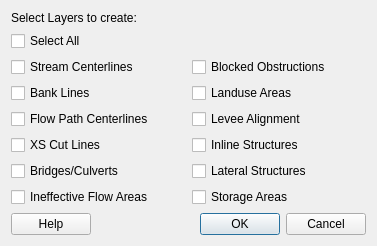
This is rivergis/ui/ui_rasCreateRASLayers.ui in erpas/rgis as Qt 5 draws it before an edit. The edited form follows.
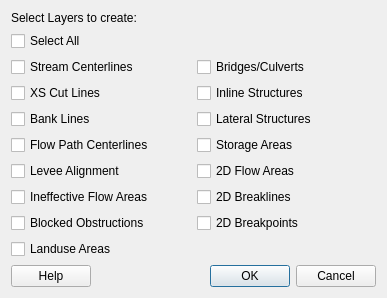
This is the edited form.

Diff of the .ui file:
```diff
--- a/rivergis/ui/ui_rasCreateRASLayers.ui
+++ b/rivergis/ui/ui_rasCreateRASLayers.ui
@@ -6,8 +6,8 @@
    <rect>
     <x>0</x>
     <y>0</y>
-    <width>377</width>
-    <height>232</height>
+    <width>387</width>
+    <height>280</height>
    </rect>
   </property>
   <property name="windowTitle">
@@ -16,80 +16,59 @@
   <layout class="QGridLayout" name="gridLayout">
    <item row="2" column="0">
     <layout class="QGridLayout" name="gridLayout_2">
-     <item row="8" column="0">
-      <widget class="QCheckBox" name="ineffectiveChbox">
+     <item row="10" column="0">
+      <widget class="QCheckBox" name="landuseChbox">
        <property name="text">
-        <string>Ineffective Flow Areas</string>
-       </property>
-      </widget>
-     </item>
-     <item row="6" column="1">
-      <widget class="QCheckBox" name="inlineStructChbox">
-       <property name="text">
-        <string>Inline Structures</string>
-       </property>
-      </widget>
-     </item>
-     <item row="10" column="1">
-      <widget class="QDialogButtonBox" name="buttonBox">
-       <property name="standardButtons">
-        <set>QDialogButtonBox::Cancel|QDialogButtonBox::Ok</set>
-       </property>
-      </widget>
-     </item>
-     <item row="5" column="1">
-      <widget class="QCheckBox" name="leveeChbox">
-       <property name="text">
-        <string>Levee Alignment</string>
+        <string>Landuse Areas</string>
        </property>
       </widget>
      </item>
      <item row="3" column="1">
+      <widget class="QCheckBox" name="bridgesChbox">
+       <property name="text">
+        <string>Bridges/Culverts</string>
+       </property>
+      </widget>
+     </item>
+     <item row="9" column="0">
       <widget class="QCheckBox" name="blockedChbox">
        <property name="text">
         <string>Blocked Obstructions</string>
        </property>
       </widget>
      </item>
-     <item row="4" column="1">
-      <widget class="QCheckBox" name="landuseChbox">
-       <property name="text">
-        <string>Landuse Areas</string>
-       </property>
-      </widget>
-     </item>
      <item row="6" column="0">
-      <widget class="QCheckBox" name="xsCutLinesChbox">
-       <property name="text">
-        <string>XS Cut Lines</string>
-       </property>
-      </widget>
-     </item>
-     <item row="5" column="0">
       <widget class="QCheckBox" name="flowPathChbox">
        <property name="text">
         <string>Flow Path Centerlines</string>
        </property>
       </widget>
      </item>
-     <item row="7" column="0">
-      <widget class="QCheckBox" name="bridgesChbox">
-       <property name="text">
-        <string>Bridges/Culverts</string>
-       </property>
-      </widget>
-     </item>
-     <item row="4" column="0">
+     <item row="5" column="0">
       <widget class="QCheckBox" name="bankLinesChbox">
        <property name="text">
         <string>Bank Lines</string>
        </property>
       </widget>
      </item>
-     <item row="7" column="1">
-      <widget class="QCheckBox" name="lateralStructChbox">
+     <item row="4" column="0">
+      <widget class="QCheckBox" name="xsCutLinesChbox">
        <property name="text">
-        <string>Lateral Structures</string>
+        <string>XS Cut Lines</string>
+       </property>
+      </widget>
+     </item>
+     <item row="8" column="0">
+      <widget class="QCheckBox" name="ineffectiveChbox">
+       <property name="text">
+        <string>Ineffective Flow Areas</string>
+       </property>
+      </widget>
+     </item>
+     <item row="12" column="1">
+      <widget class="QDialogButtonBox" name="buttonBox">
+       <property name="standardButtons">
+        <set>QDialogButtonBox::Cancel|QDialogButtonBox::Ok</set>
        </property>
       </widget>
      </item>
@@ -100,14 +79,7 @@
        </property>
       </widget>
      </item>
-     <item row="8" column="1">
-      <widget class="QCheckBox" name="storageAreasChbox">
-       <property name="text">
-        <string>Storage Areas</string>
-       </property>
-      </widget>
-     </item>
-     <item row="10" column="0">
+     <item row="12" column="0">
       <layout class="QHBoxLayout" name="horizontalLayout">
        <item>
         <widget class="QPushButton" name="helpButton">
@@ -131,6 +103,55 @@
        </item>
       </layout>
      </item>
+     <item row="4" column="1">
+      <widget class="QCheckBox" name="inlineStructChbox">
+       <property name="text">
+        <string>Inline Structures</string>
+       </property>
+      </widget>
+     </item>
+     <item row="7" column="0">
+      <widget class="QCheckBox" name="leveeChbox">
+       <property name="text">
+        <string>Levee Alignment</string>
+       </property>
+      </widget>
+     </item>
+     <item row="5" column="1">
+      <widget class="QCheckBox" name="lateralStructChbox">
+       <property name="text">
+        <string>Lateral Structures</string>
+       </property>
+      </widget>
+     </item>
+     <item row="6" column="1">
+      <widget class="QCheckBox" name="storageAreasChbox">
+       <property name="text">
+        <string>Storage Areas</string>
+       </property>
+      </widget>
+     </item>
+     <item row="7" column="1">
+      <widget class="QCheckBox" name="flowAreas2DChbox">
+       <property name="text">
+        <string>2D Flow Areas</string>
+       </property>
+      </widget>
+     </item>
+     <item row="8" column="1">
+      <widget class="QCheckBox" name="breaklines2DChbox">
+       <property name="text">
+        <string>2D Breaklines</string>
+       </property>
+      </widget>
+     </item>
+     <item row="9" column="1">
+      <widget class="QCheckBox" name="breakpoints2DChbox">
+       <property name="text">
+        <string>2D Breakpoints</string>
+       </property>
+      </widget>
+     </item>
     </layout>
    </item>
    <item row="0" column="0">
```
